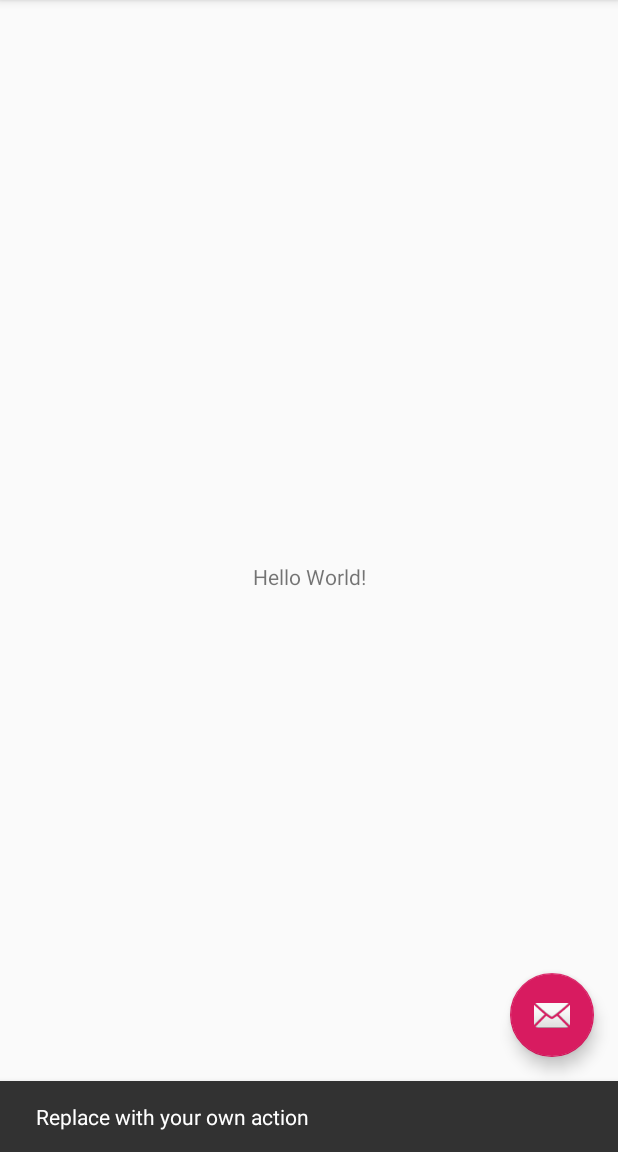
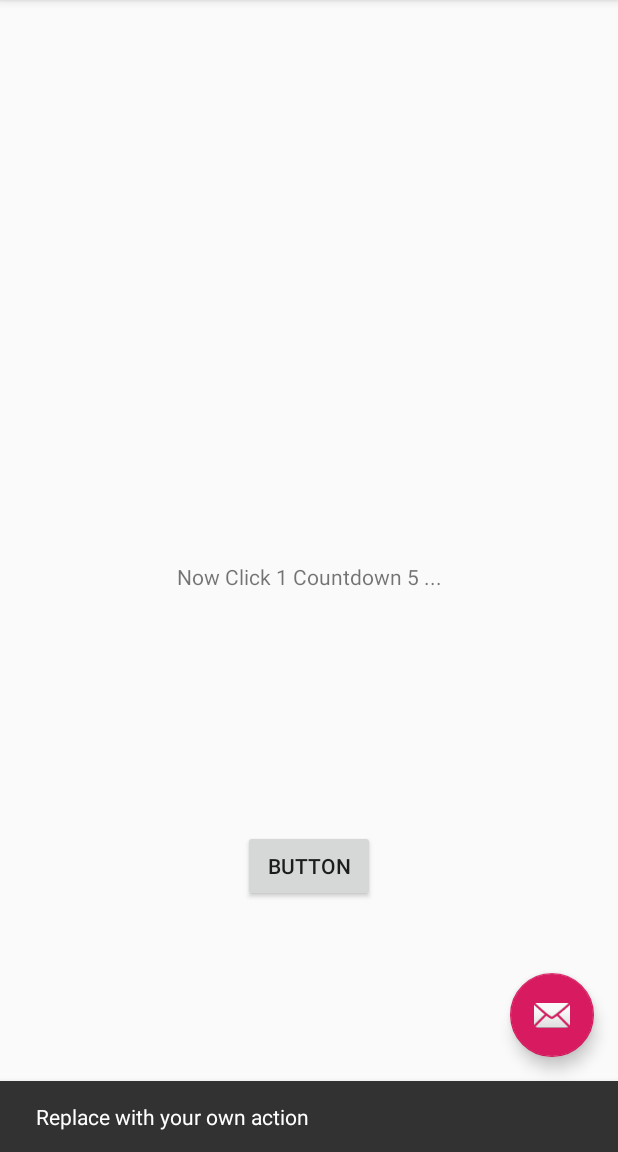
Before and after one commit to guskimktds/trano-kotlin-basic-lecture, an Android app: the screen it shows after launch (MainActivity), after a tap on an icon or button, on a phone screen of 412 x 824 dp, the part 84-1236 px from its top. Run offline under Robolectric (Android 15) with nearby library versions, the phone set to English and light mode, and no system bars; 1 other tap on this screen came first.

Commit message:
3일차 commit

```diff
--- a/Test07android/app/src/main/java/com/example/test07android/MainActivity.kt
+++ b/Test07android/app/src/main/java/com/example/test07android/MainActivity.kt
@@ -11,10 +11,17 @@ import android.support.design.widget.NavigationView
 import android.support.v7.app.AppCompatActivity
 import android.support.v7.widget.Toolbar
 import android.view.Menu
+import android.widget.Button
+import android.widget.TextView
+import kotlinx.coroutines.CoroutineScope
+import kotlinx.coroutines.Dispatchers
+import kotlinx.coroutines.android.Main
+import kotlinx.coroutines.delay
+import kotlinx.coroutines.launch
 
 class MainActivity : AppCompatActivity(), NavigationView.OnNavigationItemSelectedListener {
 
-
+    private var count = 0
     override fun onCreate(savedInstanceState: Bundle?) {
         super.onCreate(savedInstanceState)
         setContentView(R.layout.activity_main)
@@ -35,6 +42,19 @@ class MainActivity : AppCompatActivity(), NavigationView.OnNavigationItemSelecte
         toggle.syncState()
 
         navView.setNavigationItemSelectedListener(this)
+
+        val btn_start = findViewById<Button>(R.id.btn_start)
+        val tv_message = findViewById<TextView>(R.id.tv_message)
+        btn_start.setOnClickListener {
+            count++
+            CoroutineScope(Dispatchers.Main).launch {
+                for (i in 10 downTo 1) {
+                    tv_message.text = "Now Click $count Countdown $i ..."
+                    delay(500)
+                }
+                tv_message.text = "Done!"
+            }
+        }
     }
 
     override fun onBackPressed() {
--- a/Test07android/app/src/main/java/com/example/test07android/Test07thread.kt
+++ b/Test07android/app/src/main/java/com/example/test07android/Test07thread.kt
@@ -19,13 +19,13 @@ fun main(){
     launch{
         for(i in 90..99){
             print("$i ")
-            Thread.sleep(500)
+            //Thread.sleep(500)
         }
     }
     runBlocking { val job = launch(Dispatchers.Default){
         for(i in 1..10){
             print("$i ")
-            Thread.sleep(500)
+            //Thread.sleep(500)
         }
     } }
     println("main end")
--- a/Test07android/app/src/main/res/layout/content_main.xml
+++ b/Test07android/app/src/main/res/layout/content_main.xml
@@ -16,6 +16,15 @@
             app:layout_constraintBottom_toBottomOf="parent"
             app:layout_constraintLeft_toLeftOf="parent"
             app:layout_constraintRight_toRightOf="parent"
-            app:layout_constraintTop_toTopOf="parent"/>
+            app:layout_constraintTop_toTopOf="parent" android:id="@+id/tv_message"/>
+    <Button
+            android:text="Button"
+            android:layout_width="wrap_content"
+            android:layout_height="wrap_content"
+            android:id="@+id/btn_start"
+            app:layout_constraintTop_toBottomOf="@+id/tv_message" android:layout_marginBottom="8dp"
+            app:layout_constraintBottom_toBottomOf="parent" app:layout_constraintEnd_toEndOf="parent"
+            android:layout_marginEnd="8dp" app:layout_constraintStart_toStartOf="parent"
+            android:layout_marginStart="8dp"/>
 
 </android.support.constraint.ConstraintLayout>
```
